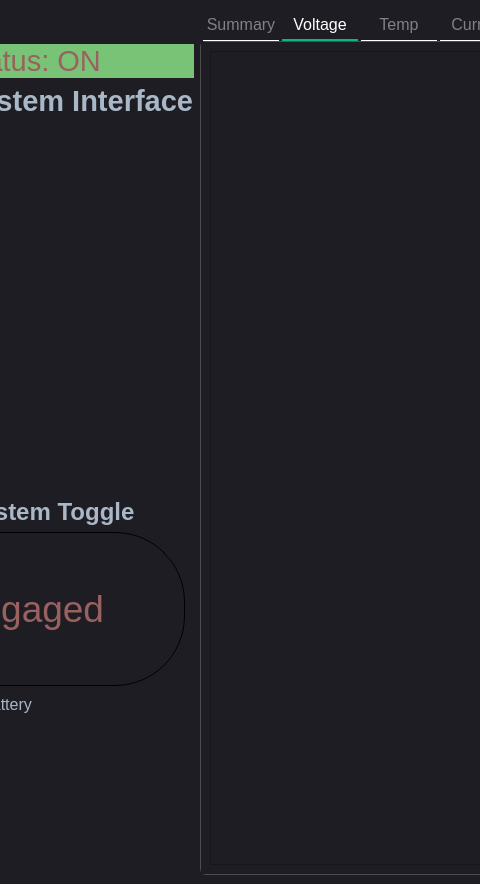
This is gui/interface.ui in ZenghaoWang/hyperloop-power-system as Qt 5 draws it before an edit; both pictures show x 143 to 623 and y 0 to 884 of the 1104 by 884 pixel window. The edited form follows.
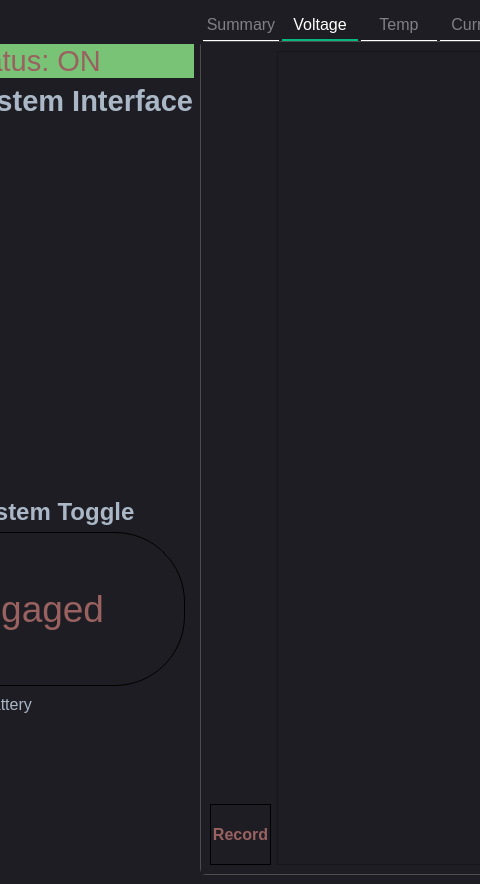
This is the edited form. The open tabs and pages were chosen to show the change. Icons and pictures are not drawn. Custom widgets are drawn as their Qt base class.

```diff
--- a/gui/interface.ui
+++ b/gui/interface.ui
@@ -702,8 +702,60 @@
        <attribute name="title">
         <string>Voltage</string>
        </attribute>
-       <layout class="QGridLayout" name="gridLayout_2">
-        <item row="0" column="0">
+       <layout class="QHBoxLayout" name="horizontalLayout_2">
+        <item>
+         <layout class="QVBoxLayout" name="verticalLayout_4">
+          <item>
+           <spacer name="verticalSpacer_4">
+            <property name="orientation">
+             <enum>Qt::Vertical</enum>
+            </property>
+            <property name="sizeHint" stdset="0">
+             <size>
+              <width>20</width>
+              <height>40</height>
+             </size>
+            </property>
+           </spacer>
+          </item>
+          <item>
+           <widget class="QPushButton" name="voltagerecordbutton">
+            <property name="sizePolicy">
+             <sizepolicy hsizetype="Fixed" vsizetype="Fixed">
+              <horstretch>0</horstretch>
+              <verstretch>0</verstretch>
+             </sizepolicy>
+            </property>
+            <property name="minimumSize">
+             <size>
+              <width>61</width>
+              <height>61</height>
+             </size>
+            </property>
+            <property name="maximumSize">
+             <size>
+              <width>61</width>
+              <height>61</height>
+             </size>
+            </property>
+            <property name="font">
+             <font>
+              <pointsize>12</pointsize>
+              <weight>75</weight>
+              <bold>true</bold>
+             </font>
+            </property>
+            <property name="styleSheet">
+             <string notr="true"/>
+            </property>
+            <property name="text">
+             <string>Record</string>
+            </property>
+           </widget>
+          </item>
+         </layout>
+        </item>
+        <item>
          <widget class="VLinePlot" name="voltagegraph"/>
         </item>
        </layout>
```
Left out of the diff: 111 changed lines with no effect on the pictures.
